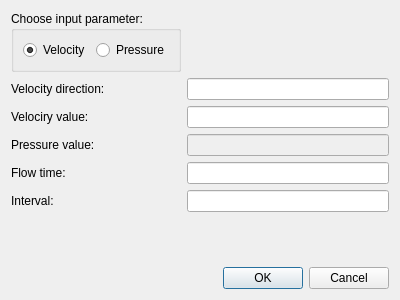
The window that calculatedialog.ui (SemenchenkoVitaliy/sobalap) describes before a commit, drawn with Qt 5.
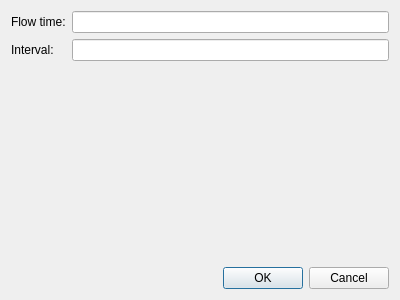
The same window after the commit.

Commit message: remove velocity, pressure, direction inputs from calculate dialog

Diff of the .ui file:
```diff
--- a/calculatedialog.ui
+++ b/calculatedialog.ui
@@ -21,96 +21,26 @@
   </property>
   <layout class="QFormLayout" name="formLayout">
    <item row="0" column="0">
-    <widget class="QGroupBox" name="radioGroup">
-     <property name="title">
-      <string>Choose input parameter:</string>
-     </property>
-     <layout class="QHBoxLayout" name="horizontalLayout">
-      <item>
-       <widget class="QRadioButton" name="velocityRadio">
-        <property name="text">
-         <string>Velocity</string>
-        </property>
-        <property name="checked">
-         <bool>true</bool>
-        </property>
-       </widget>
-      </item>
-      <item>
-       <widget class="QRadioButton" name="pressureRadio">
-        <property name="text">
-         <string>Pressure</string>
-        </property>
-       </widget>
-      </item>
-     </layout>
-    </widget>
-   </item>
-   <item row="1" column="0">
-    <widget class="QLabel" name="directionLabel">
-     <property name="text">
-      <string>Velocity direction:</string>
-     </property>
-    </widget>
-   </item>
-   <item row="1" column="1">
-    <widget class="QLineEdit" name="directionEdit"/>
-   </item>
-   <item row="2" column="0">
-    <widget class="QLabel" name="velocityValueLabel">
-     <property name="text">
-      <string>Velociry value:</string>
-     </property>
-    </widget>
-   </item>
-   <item row="2" column="1">
-    <widget class="QLineEdit" name="velocityEdit"/>
-   </item>
-   <item row="3" column="0">
-    <widget class="QLabel" name="presureLabel">
-     <property name="text">
-      <string>Pressure value:</string>
-     </property>
-    </widget>
-   </item>
-   <item row="3" column="1">
-    <widget class="QLineEdit" name="presureEdit">
-     <property name="enabled">
-      <bool>false</bool>
-     </property>
-    </widget>
-   </item>
-   <item row="7" column="1">
-    <widget class="QDialogButtonBox" name="buttonBox">
-     <property name="orientation">
-      <enum>Qt::Horizontal</enum>
-     </property>
-     <property name="standardButtons">
-      <set>QDialogButtonBox::Cancel|QDialogButtonBox::Ok</set>
-     </property>
-    </widget>
-   </item>
-   <item row="4" column="0">
     <widget class="QLabel" name="timeLabel">
      <property name="text">
       <string>Flow time:</string>
      </property>
     </widget>
    </item>
-   <item row="5" column="0">
+   <item row="0" column="1">
+    <widget class="QLineEdit" name="timeEdit"/>
+   </item>
+   <item row="1" column="0">
     <widget class="QLabel" name="intervalLabel">
      <property name="text">
       <string>Interval:</string>
      </property>
     </widget>
    </item>
-   <item row="4" column="1">
-    <widget class="QLineEdit" name="timeEdit"/>
-   </item>
-   <item row="5" column="1">
+   <item row="1" column="1">
     <widget class="QLineEdit" name="intervalEdit"/>
    </item>
-   <item row="6" column="1">
+   <item row="2" column="1">
     <spacer name="verticalSpacer">
      <property name="orientation">
       <enum>Qt::Vertical</enum>
@@ -123,6 +53,16 @@
      </property>
     </spacer>
    </item>
+   <item row="3" column="1">
+    <widget class="QDialogButtonBox" name="buttonBox">
+     <property name="orientation">
+      <enum>Qt::Horizontal</enum>
+     </property>
+     <property name="standardButtons">
+      <set>QDialogButtonBox::Cancel|QDialogButtonBox::Ok</set>
+     </property>
+    </widget>
+   </item>
   </layout>
  </widget>
  <resources/>
```
The commit also changes 2 other files.
